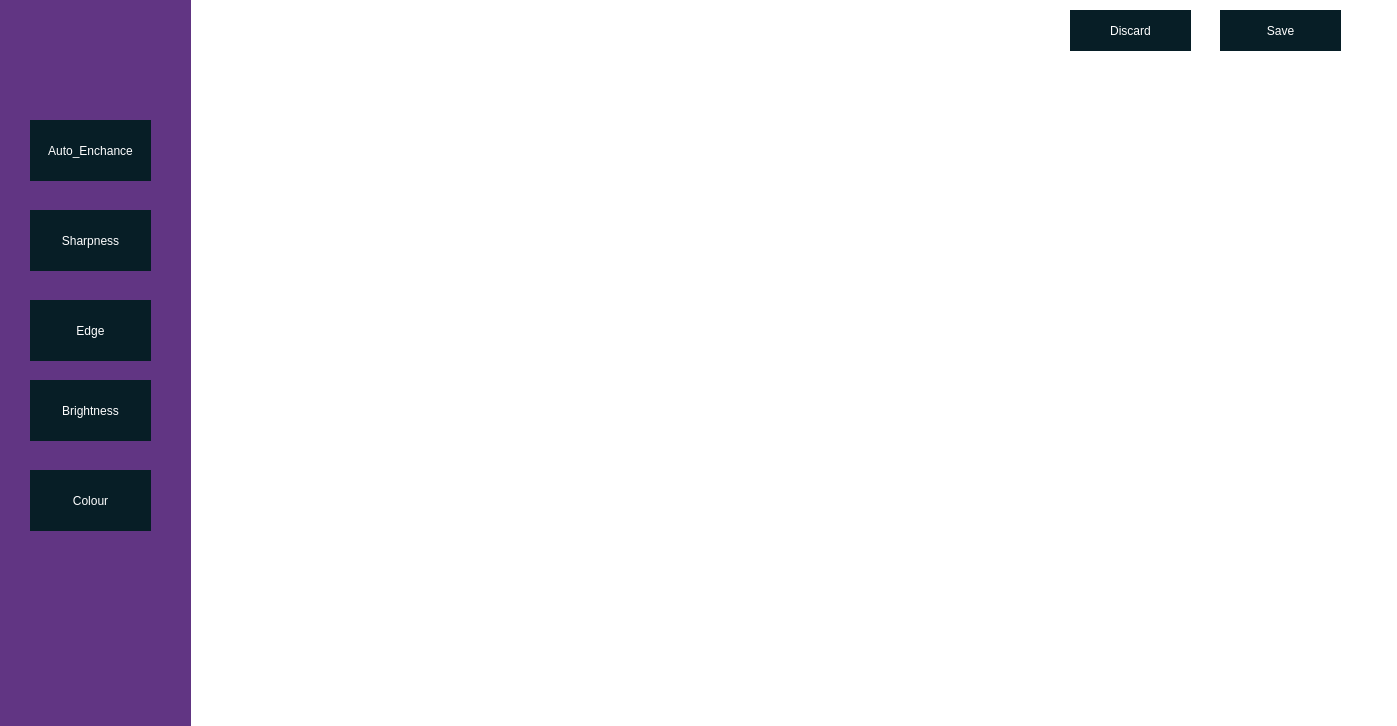
Above: home.ui from rishuriya/Jovian-Perspective before the change. Below: the same form after it.
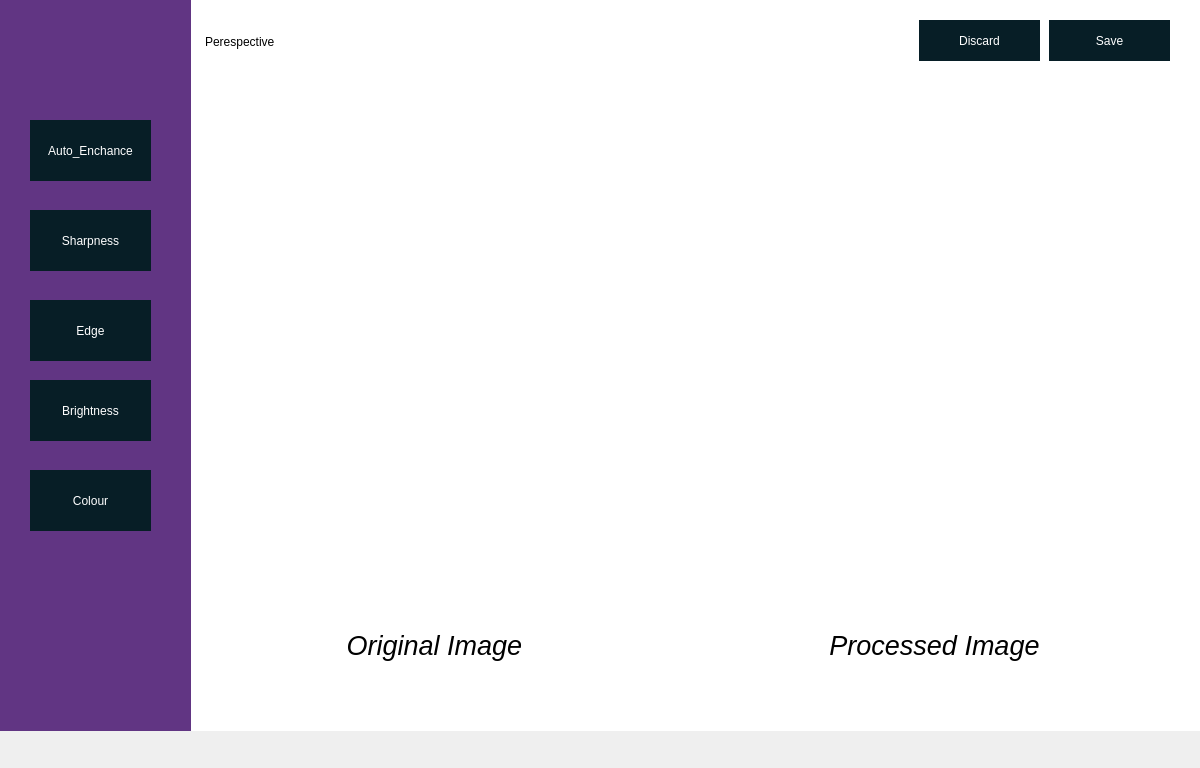
That is the form after the change. Icons and pictures are not drawn.

What changed in the file:
```diff
--- a/home.ui
+++ b/home.ui
@@ -6,8 +6,8 @@
    <rect>
     <x>0</x>
     <y>0</y>
-    <width>1397</width>
-    <height>726</height>
+    <width>1200</width>
+    <height>768</height>
    </rect>
   </property>
   <property name="sizePolicy">
@@ -72,7 +72,7 @@
    <widget class="QLabel" name="change">
     <property name="geometry">
      <rect>
-      <x>770</x>
+      <x>710</x>
       <y>90</y>
       <width>451</width>
       <height>501</height>
@@ -82,38 +82,6 @@
      <string/>
     </property>
    </widget>
-   <widget class="QPushButton" name="save">
-    <property name="geometry">
-     <rect>
-      <x>1220</x>
-      <y>10</y>
-      <width>121</width>
-      <height>41</height>
-     </rect>
-    </property>
-    <property name="text">
-     <string>Save</string>
-    </property>
-    <property name="icon">
-     <iconset theme="document-save"/>
-    </property>
-   </widget>
-   <widget class="QPushButton" name="discard">
-    <property name="geometry">
-     <rect>
-      <x>1070</x>
-      <y>10</y>
-      <width>121</width>
-      <height>41</height>
-     </rect>
-    </property>
-    <property name="text">
-     <string>Discard</string>
-    </property>
-    <property name="icon">
-     <iconset theme="edit-clear"/>
-    </property>
-   </widget>
    <widget class="QFrame" name="ui">
     <property name="geometry">
      <rect>
@@ -213,10 +181,10 @@
     <widget class="QLabel" name="logo">
      <property name="geometry">
       <rect>
-       <x>36</x>
-       <y>36</y>
-       <width>141</width>
-       <height>71</height>
+       <x>50</x>
+       <y>20</y>
+       <width>100</width>
+       <height>100</height>
       </rect>
      </property>
      <property name="text">
@@ -224,6 +192,139 @@
      </property>
     </widget>
    </widget>
+   <widget class="QFrame" name="header">
+    <property name="geometry">
+     <rect>
+      <x>199</x>
+      <y>10</y>
+      <width>991</width>
+      <height>61</height>
+     </rect>
+    </property>
+    <property name="styleSheet">
+     <string notr="true">QLabel{
+color:#000;
+	font: 30pt &quot;Ubuntu Condensed Bold&quot;;
+}</string>
+    </property>
+    <property name="frameShape">
+     <enum>QFrame::StyledPanel</enum>
+    </property>
+    <property name="frameShadow">
+     <enum>QFrame::Raised</enum>
+    </property>
+    <widget class="QPushButton" name="discard">
+     <property name="geometry">
+      <rect>
+       <x>720</x>
+       <y>10</y>
+       <width>121</width>
+       <height>41</height>
+      </rect>
+     </property>
+     <property name="text">
+      <string>Discard</string>
+     </property>
+     <property name="icon">
+      <iconset theme="edit-clear"/>
+     </property>
+    </widget>
+    <widget class="QPushButton" name="save">
+     <property name="geometry">
+      <rect>
+       <x>850</x>
+       <y>10</y>
+       <width>121</width>
+       <height>41</height>
+      </rect>
+     </property>
+     <property name="text">
+      <string>Save</string>
+     </property>
+     <property name="icon">
+      <iconset theme="document-save"/>
+     </property>
+    </widget>
+    <widget class="QLabel" name="label">
+     <property name="geometry">
+      <rect>
+       <x>6</x>
+       <y>6</y>
+       <width>541</width>
+       <height>51</height>
+      </rect>
+     </property>
+     <property name="text">
+      <string>Perespective</string>
+     </property>
+    </widget>
+   </widget>
+   <widget class="QFrame" name="footer">
+    <property name="geometry">
+     <rect>
+      <x>199</x>
+      <y>610</y>
+      <width>1001</width>
+      <height>80</height>
+     </rect>
+    </property>
+    <property name="styleSheet">
+     <string notr="true">QLabel{
+color:#000
+}</string>
+    </property>
+    <property name="frameShape">
+     <enum>QFrame::StyledPanel</enum>
+    </property>
+    <property name="frameShadow">
+     <enum>QFrame::Raised</enum>
+    </property>
+    <widget class="QLabel" name="label_2">
+     <property name="geometry">
+      <rect>
+       <x>100</x>
+       <y>10</y>
+       <width>271</width>
+       <height>51</height>
+      </rect>
+     </property>
+     <property name="font">
+      <font>
+       <pointsize>20</pointsize>
+       <italic>true</italic>
+       <bold>false</bold>
+      </font>
+     </property>
+     <property name="text">
+      <string>Original Image</string>
+     </property>
+     <property name="alignment">
+      <set>Qt::AlignCenter</set>
+     </property>
+    </widget>
+    <widget class="QLabel" name="label_3">
+     <property name="geometry">
+      <rect>
+       <x>600</x>
+       <y>10</y>
+       <width>271</width>
+       <height>51</height>
+      </rect>
+     </property>
+     <property name="font">
+      <font>
+       <pointsize>20</pointsize>
+       <italic>true</italic>
+      </font>
+     </property>
+     <property name="text">
+      <string>Processed Image</string>
+     </property>
+     <property name="alignment">
+      <set>Qt::AlignCenter</set>
+     </property>
+    </widget>
+   </widget>
    <zorder>ui</zorder>
    <zorder>original</zorder>
    <zorder>change</zorder>
```
Left out of the diff: 7 changed lines with no effect on the pictures.
